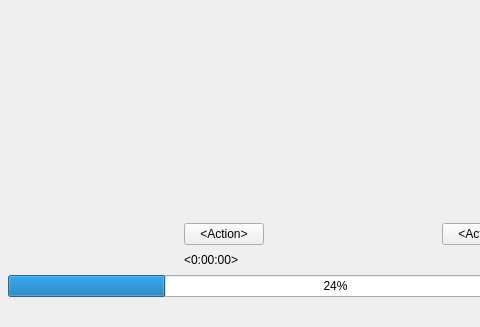
networkoptix/nx_open, file vms/client/nx_vms_client_desktop/src/nx/vms/client/desktop/event_search/widgets/event_tile.ui: the form before one commit; both pictures show x 0 to 480 and y 0 to 327 of the 699 by 327 pixel window.
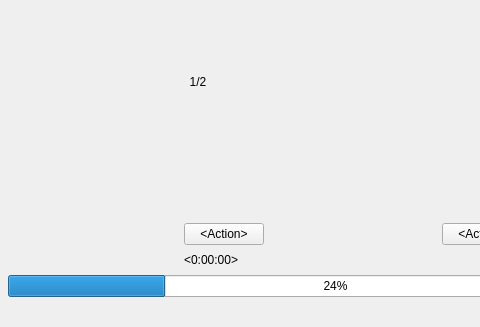
The form after the commit. Custom widgets are drawn as their Qt base class.

Commit message: VMS-52500: Show snapshot counter on EventTile and drop duplicate snapshot from tooltip

```diff
--- a/vms/client/nx_vms_client_desktop/src/nx/vms/client/desktop/event_search/widgets/event_tile.ui
+++ b/vms/client/nx_vms_client_desktop/src/nx/vms/client/desktop/event_search/widgets/event_tile.ui
@@ -179,6 +179,34 @@
                <height>120</height>
               </size>
              </property>
+             <widget class="nx::vms::client::desktop::RoundPanelLabel" name="previewCounterLabel">
+              <property name="geometry">
+               <rect>
+                <x>0</x>
+                <y>0</y>
+                <width>28</width>
+                <height>16</height>
+               </rect>
+              </property>
+              <property name="minimumSize">
+               <size>
+                <width>0</width>
+                <height>16</height>
+               </size>
+              </property>
+              <property name="maximumSize">
+               <size>
+                <width>16777215</width>
+                <height>16</height>
+               </size>
+              </property>
+              <property name="text">
+               <string notr="true">1/2</string>
+              </property>
+              <property name="alignment">
+               <set>Qt::AlignmentFlag::AlignCenter</set>
+              </property>
+             </widget>
             </widget>
            </item>
            <item>
@@ -530,6 +558,11 @@
    <header location="global">nx/vms/client/desktop/common/widgets/name_value_table.h</header>
    <container>1</container>
   </customwidget>
+  <customwidget>
+   <class>nx::vms::client::desktop::RoundPanelLabel</class>
+   <extends>QLabel</extends>
+   <header location="global">nx/vms/client/desktop/common/widgets/round_panel_label.h</header>
+  </customwidget>
   <customwidget>
    <class>nx::vms::client::desktop::CloseButton</class>
    <extends>QWidget</extends>
```
The commit also changes 17 other files.
